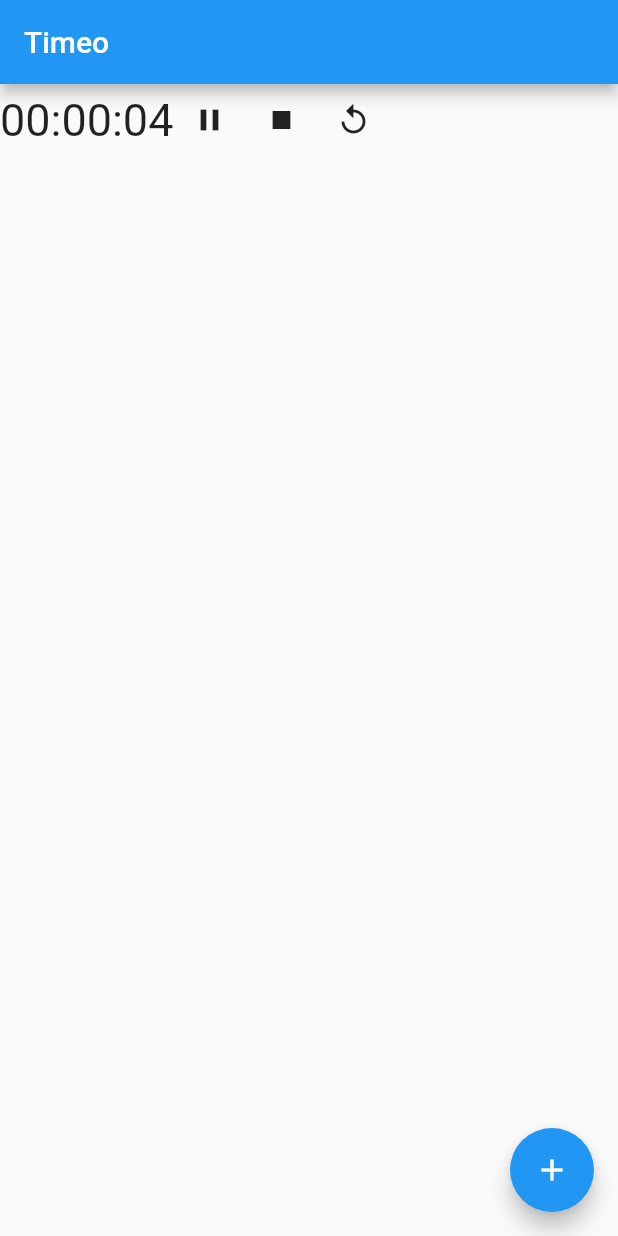
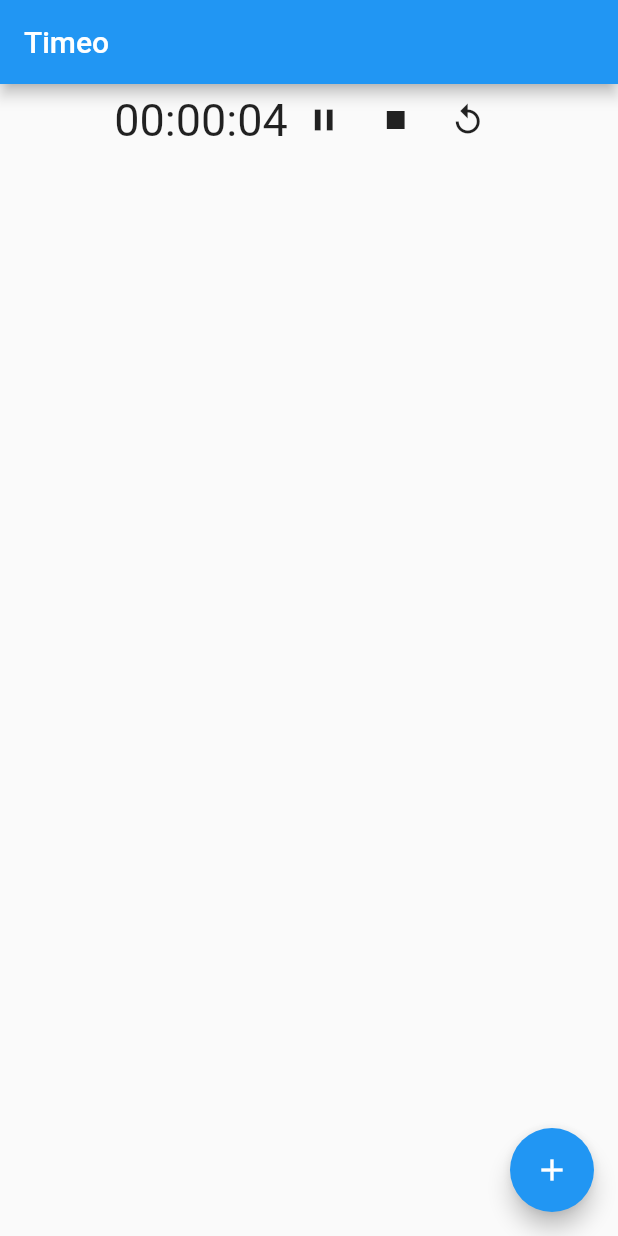
Before and after one commit to FlorianFeka/timeo-app, a Flutter app: the screen it shows after launch, on a phone screen of 412 x 824 dp. Run offline on Flutter 3.47's test engine with Material 2 defaults, Android fonts, the phone set to English and light mode, and no system bars; our stand-ins replace flutter_datetime_picker.

Commit message:
center timer widget and fix play pause function

```diff
--- a/lib/main.dart
+++ b/lib/main.dart
@@ -36,13 +36,14 @@ class _HomePageState extends State<HomePage> {
       appBar: AppBar(
         title: Text(widget.title),
       ),
-        body: Center(
-          child: Column(
+      body: Column(
         children: <Widget>[
-              TimerWidget(),
+          Center(
+            child: TimerWidget(),
+          )
         ],
       ),
-        ),
-        floatingActionButton: TimerCreatorWidget());
+      floatingActionButton: TimerCreatorWidget(),
+    );
   }
 }
--- a/lib/timer.dart
+++ b/lib/timer.dart
@@ -36,12 +36,13 @@ class _TimerWidgetState extends State<TimerWidget> {
   startTimer() {
     if (_timer == null) {
       _timer = new Timer.periodic(oneSec, (timer) {
-        dateTime = dateTime.subtract(oneSec);
-        updateScreenTime();
         if (dateTime.hour == 0 &&
             dateTime.minute == 0 &&
             dateTime.second == 0) {
           _timer.cancel();
+        } else {
+          dateTime = dateTime.subtract(oneSec);
+          updateScreenTime();
         }
       });
     }
@@ -89,6 +90,7 @@ class _TimerWidgetState extends State<TimerWidget> {
   @override
   Widget build(BuildContext context) {
     return Row(
+      mainAxisAlignment: MainAxisAlignment.center,
       children: [
         Text(
           _time,
```
Lines whose indentation alone changed are shown as unchanged.
